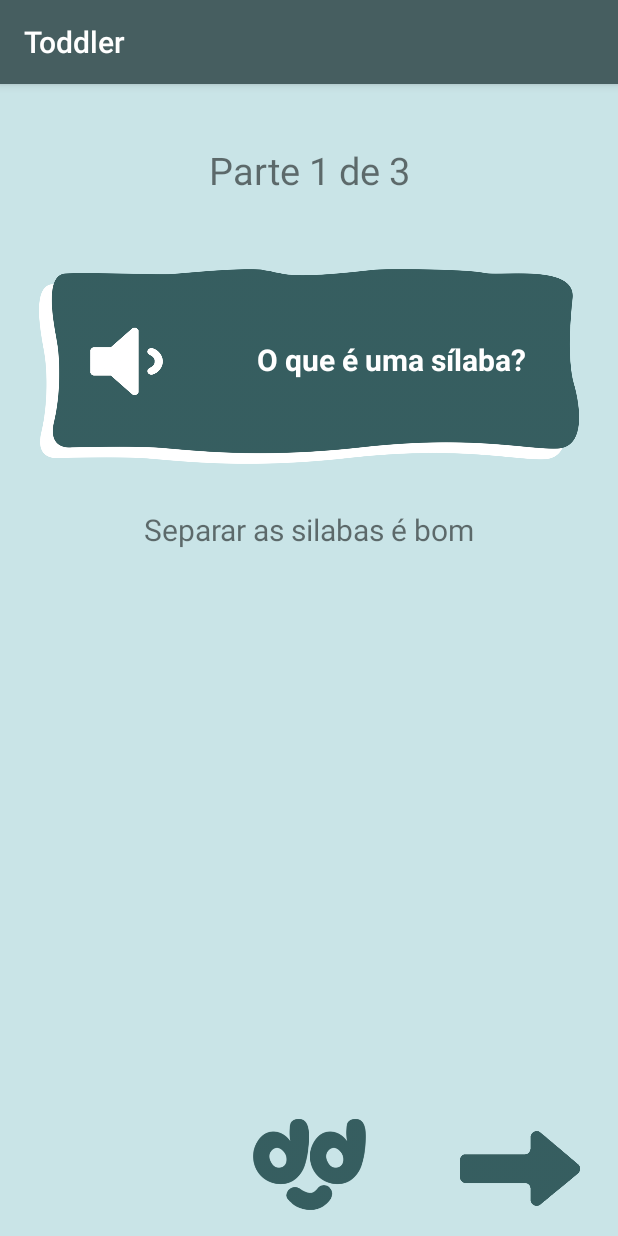
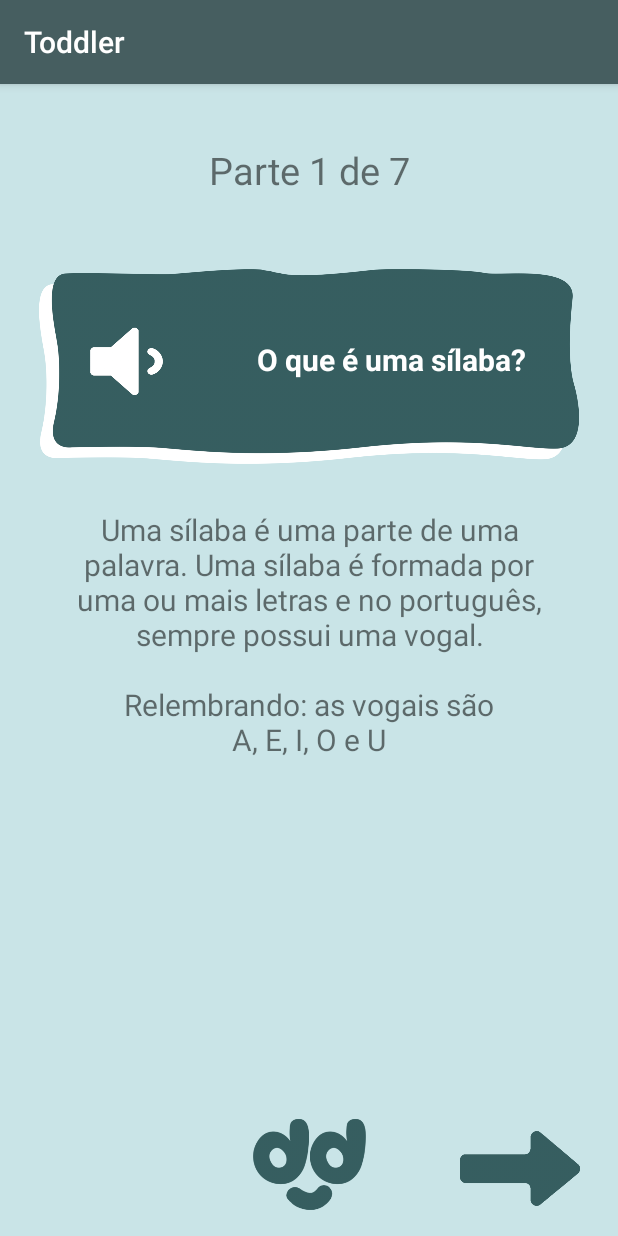
Before and after one commit to camargodev/toddler-android, an Android app: the screen it shows after launch (ContentActivity), after a tap on "INICIAR CONTEÚDO", on a phone screen of 412 x 824 dp. Run offline under Robolectric (Android 15) with nearby library versions, the phone set to English and light mode, and no system bars.

Commit message:
Updated content about sylables

```diff
--- a/Toddler/app/src/main/java/com/ihc/toddler/activity/GenericActivity.java
+++ b/Toddler/app/src/main/java/com/ihc/toddler/activity/GenericActivity.java
@@ -25,6 +25,7 @@ public class GenericActivity extends AppCompatActivity {
                     textToSpeech.setLanguage(new Locale("pt", "BR"));
             }
         });
+        textToSpeech.setSpeechRate(0.8f);
         speechManager = new SpeechManager(textToSpeech);
     }
 }
--- a/Toddler/app/src/main/java/com/ihc/toddler/activity/MainActivity.java
+++ b/Toddler/app/src/main/java/com/ihc/toddler/activity/MainActivity.java
@@ -18,6 +18,8 @@ import com.ihc.toddler.entity.Quiz;
 import com.ihc.toddler.entity.TrueOrFalseExercise;
 import com.ihc.toddler.manager.ContentManager;
 import com.ihc.toddler.manager.QuizManager;
+import com.ihc.toddler.repository.ContentRepository;
+import com.ihc.toddler.repository.QuizRepository;
 import com.ihc.toddler.view.ExerciseView;
 import com.ihc.toddler.view.ExerciseViewFactory;
 
@@ -40,11 +42,7 @@ public class MainActivity extends AppCompatActivity {
 
     public void startContent(View view) {
 
-        List<ContentPart> parts = new ArrayList<>();
-        parts.add(new ContentPart("O que é uma sílaba?", "Separar as silabas é bom"));
-        parts.add(new ContentPart("AAAAa", "Vamos separar as sílabas"));
-        parts.add(new ContentPart("BBBB" , "Com casa é ca-sa"));
-        Content content = new Content(parts);
+        Content content = ContentRepository.getContent();
 
         ContentManager.getInstance(content);
         Intent firstPart = new Intent(this, ContentActivity.class);
@@ -53,13 +51,7 @@ public class MainActivity extends AppCompatActivity {
     }
 
     public void startQuiz(View view) {
-        List<Exercise> exercises = new ArrayList<>();
-        exercises.add(new MultipleChoiceExercise("Quantas sílabas\ntem a palavra\nCASA?", Arrays.asList("1", "2", "3", "4")));
-        exercises.add(new TrueOrFalseExercise("As sílabas de PATO\nsão PA e TO?"));
-        exercises.add(new MultipleChoiceExercise("Quais são as\nsílabas de AMOR?", Arrays.asList("AM-OR", "AMOR", "A-MOR", "AMO-R")));
-        exercises.add(new TrueOrFalseExercise("AMIGO tem\n3 sílabas?"));
-        Quiz quiz = new Quiz("Separação de sílabas", exercises);
-
+        Quiz quiz = QuizRepository.getQuiz();
         QuizManager manager = QuizManager.getInstance(quiz);
 
         Exercise currentExercise = manager.getCurrentExercise();
--- /dev/null
+++ b/Toddler/app/src/main/java/com/ihc/toddler/repository/ContentRepository.java
@@ -0,0 +1,41 @@
+package com.ihc.toddler.repository;
+
+import com.ihc.toddler.entity.Content;
+import com.ihc.toddler.entity.ContentPart;
+import com.ihc.toddler.entity.Exercise;
+import com.ihc.toddler.entity.MultipleChoiceExercise;
+import com.ihc.toddler.entity.Quiz;
+import com.ihc.toddler.entity.TrueOrFalseExercise;
+
+import java.util.ArrayList;
+import java.util.Arrays;
+import java.util.List;
+
+public class ContentRepository {
+
+    public static Content getContent() {
+        List<ContentPart> parts = new ArrayList<>();
+        parts.add(new ContentPart("O que é uma sílaba?",
+                "Uma sílaba é uma parte de uma palavra. " +
+                    "Uma sílaba é formada por uma ou mais letras " +
+                    "e no português, sempre possui uma vogal.\n\n" +
+                    "Relembrando: as vogais são\nA, E, I, O e U"));
+        parts.add(new ContentPart("Separação de sílabas",
+                "As sílabas são separadas por um tracinho (-).\n\n" +
+                    "Exemplos:\nFELIZ = FE - LIZ\n" +
+                    "BANANA = BA - NA - NA"));
+        parts.add(new ContentPart("Tipos de palavras" ,
+                "Podemos classificar palavras de acordo " +
+                    "com o número de sílabas.\n" +
+                    "Os tipos são: monossílaba, dissílaba, trissílaba e polissílaba."));
+        parts.add(new ContentPart("Monossílaba" ,
+                    "É uma palavra com apenas uma sílaba.\n\nExemplo: MAR\n"));
+        parts.add(new ContentPart("Dissílaba" ,
+                    "É uma palavra com duas sílabas.\n\nExemplo: FE-LIZ\n"));
+        parts.add(new ContentPart("Trissílaba" ,
+                    "É palavra com três sílabas.\n\nExemplo: BA-TA-TA\n"));
+        parts.add(new ContentPart("Polissílaba" ,
+                    "É uma palavra com 4 ou mais sílabas.\n\nExemplo: BRA-SI-LEI-RO"));
+        return new Content(parts);
+    }
+}
--- /dev/null
+++ b/Toddler/app/src/main/java/com/ihc/toddler/repository/QuizRepository.java
@@ -0,0 +1,24 @@
+package com.ihc.toddler.repository;
+
+import com.ihc.toddler.entity.Content;
+import com.ihc.toddler.entity.ContentPart;
+import com.ihc.toddler.entity.Exercise;
+import com.ihc.toddler.entity.MultipleChoiceExercise;
+import com.ihc.toddler.entity.Quiz;
+import com.ihc.toddler.entity.TrueOrFalseExercise;
+
+import java.util.ArrayList;
+import java.util.Arrays;
+import java.util.List;
+
+public class QuizRepository {
+
+    public static Quiz getQuiz() {
+        List<Exercise> exercises = new ArrayList<>();
+        exercises.add(new MultipleChoiceExercise("Quantas sílabas\ntem a palavra\nCASA?", Arrays.asList("1", "2", "3", "4")));
+        exercises.add(new TrueOrFalseExercise("As sílabas de PATO\nsão PA e TO?"));
+        exercises.add(new MultipleChoiceExercise("Quais são as\nsílabas de AMOR?", Arrays.asList("AM-OR", "AMOR", "A-MOR", "AMO-R")));
+        exercises.add(new TrueOrFalseExercise("AMIGO tem\n3 sílabas?"));
+        return new Quiz("Separação de sílabas", exercises);
+    }
+}
--- a/Toddler/app/src/main/res/layout/content_activity.xml
+++ b/Toddler/app/src/main/res/layout/content_activity.xml
@@ -51,7 +51,7 @@
 
     <TextView
         android:id="@+id/content"
-        android:layout_width="wrap_content"
+        android:layout_width="320dp"
         android:layout_height="wrap_content"
         android:text="Hello World!"
         android:textSize="20sp"
```
